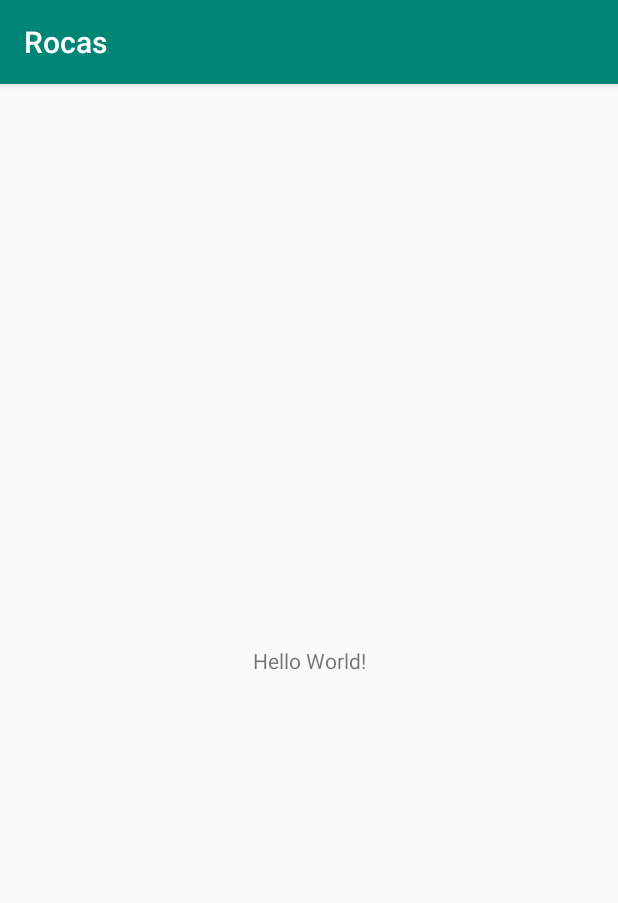
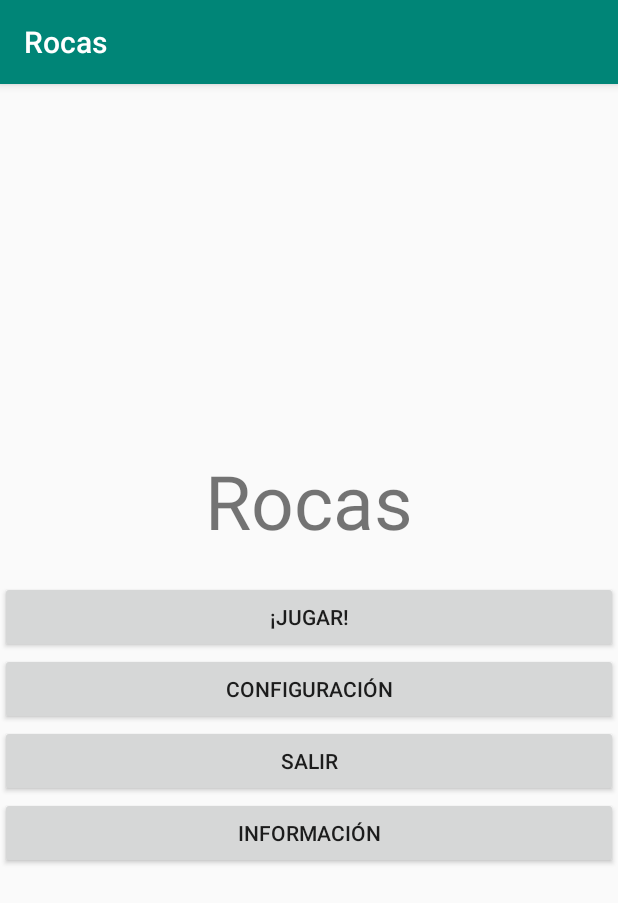
Before and after one commit to primer-proyecto/Rocas-android, an Android app: the screen it shows after launch (MainActivity), on a phone screen of 412 x 824 dp. Shown: the top 903 px of the screen. Run offline under Robolectric (Android 15) with nearby library versions, the phone set to English and light mode, and no system bars.

Commit message:
Diseño de la interfaz grafica del menu de inicio.

```diff
--- a/app/src/main/res/layout/activity_main.xml
+++ b/app/src/main/res/layout/activity_main.xml
@@ -1,18 +1,42 @@
 <?xml version="1.0" encoding="utf-8"?>
-<android.support.constraint.ConstraintLayout xmlns:android="http://schemas.android.com/apk/res/android"
+<LinearLayout xmlns:android="http://schemas.android.com/apk/res/android"
     xmlns:app="http://schemas.android.com/apk/res-auto"
     xmlns:tools="http://schemas.android.com/tools"
     android:layout_width="match_parent"
     android:layout_height="match_parent"
-    tools:context=".MainActivity">
+    tools:context=".MainActivity"
+    android:orientation="vertical"
+    android:gravity="center">
 
     <TextView
+        android:id="@+id/textView"
         android:layout_width="wrap_content"
         android:layout_height="wrap_content"
-        android:text="Hello World!"
-        app:layout_constraintBottom_toBottomOf="parent"
-        app:layout_constraintLeft_toLeftOf="parent"
-        app:layout_constraintRight_toRightOf="parent"
-        app:layout_constraintTop_toTopOf="parent" />
+        android:text="@string/app_name"
+        android:paddingBottom="20dp"
+        android:textSize="50sp"/>
 
-</android.support.constraint.ConstraintLayout>
+    <Button
+        android:id="@+id/button"
+        android:layout_width="match_parent"
+        android:layout_height="wrap_content"
+        android:text="@string/btn_inicio"/>
+
+    <Button
+        android:id="@+id/boton2"
+        android:layout_width="match_parent"
+        android:layout_height="wrap_content"
+        android:text="@string/btn_config"/>
+
+    <Button
+        android:id="@+id/boton3"
+        android:layout_width="match_parent"
+        android:layout_height="wrap_content"
+        android:text="@string/btn_salir"/>
+
+    <Button
+        android:id="@+id/boton4"
+        android:layout_width="match_parent"
+        android:layout_height="wrap_content"
+        android:text="@string/btn_info"/>
+</LinearLayout>
--- a/app/src/main/res/values/strings.xml
+++ b/app/src/main/res/values/strings.xml
@@ -1,3 +1,7 @@
 <resources>
     <string name="app_name">Rocas</string>
+    <string name="btn_inicio">¡Jugar!</string>
+    <string name="btn_config">Configuración</string>
+    <string name="btn_salir">Salir</string>
+    <string name="btn_info">Información</string>
 </resources>
```
